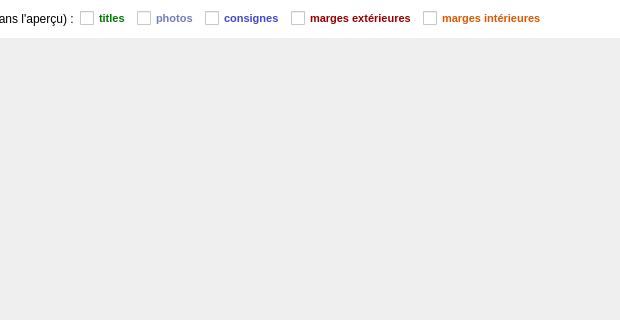
Above: PhotosConsigne/ui/PreviewUI.ui from FlorianLance/PhotosConsigne before the change; both pictures show x 198 to 818 and y 0 to 320 of the 1144 by 788 pixel window. Below: the same form after it.
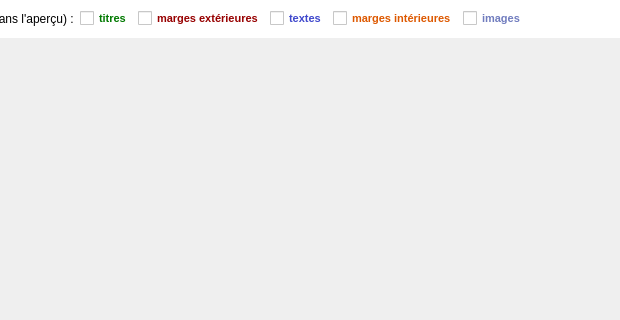
That is the form after the change.

The edit to the form file:
```diff
--- a/PhotosConsigne/ui/PreviewUI.ui
+++ b/PhotosConsigne/ui/PreviewUI.ui
@@ -59,51 +59,7 @@
 </string>
         </property>
         <property name="text">
-         <string>titles</string>
-        </property>
-       </widget>
-      </item>
-      <item>
-       <widget class="QCheckBox" name="cbZonePhotos">
-        <property name="enabled">
-         <bool>false</bool>
-        </property>
-        <property name="styleSheet">
-         <string notr="true">
-QCheckBox
-{
-	color : rgb(112,124,190);
-	font-style: normal;
-	font-size: 8pt;
-	font-weight: bold;
-}
-
-</string>
-        </property>
-        <property name="text">
-         <string>photos</string>
-        </property>
-       </widget>
-      </item>
-      <item>
-       <widget class="QCheckBox" name="cbZoneConsignes">
-        <property name="enabled">
-         <bool>false</bool>
-        </property>
-        <property name="styleSheet">
-         <string notr="true">
-QCheckBox
-{
-	color : rgb(63,72,204);
-	font-style: normal;
-	font-size: 8pt;
-	font-weight: bold;
-}
-
-</string>
-        </property>
-        <property name="text">
-         <string>consignes</string>
+         <string>titres</string>
         </property>
        </widget>
       </item>
@@ -135,6 +91,28 @@
         </property>
        </widget>
       </item>
+      <item>
+       <widget class="QCheckBox" name="cbZoneConsignes">
+        <property name="enabled">
+         <bool>false</bool>
+        </property>
+        <property name="styleSheet">
+         <string notr="true">
+QCheckBox
+{
+	color : rgb(63,72,204);
+	font-style: normal;
+	font-size: 8pt;
+	font-weight: bold;
+}
+
+</string>
+        </property>
+        <property name="text">
+         <string>textes</string>
+        </property>
+       </widget>
+      </item>
       <item>
        <widget class="QCheckBox" name="cbZoneInternMargins">
         <property name="enabled">
@@ -160,6 +138,28 @@
         </property>
        </widget>
       </item>
+      <item>
+       <widget class="QCheckBox" name="cbZonePhotos">
+        <property name="enabled">
+         <bool>false</bool>
+        </property>
+        <property name="styleSheet">
+         <string notr="true">
+QCheckBox
+{
+	color : rgb(112,124,190);
+	font-style: normal;
+	font-size: 8pt;
+	font-weight: bold;
+}
+
+</string>
+        </property>
+        <property name="text">
+         <string>images</string>
+        </property>
+       </widget>
+      </item>
       <item>
        <spacer name="hsZones">
         <property name="orientation">
```
